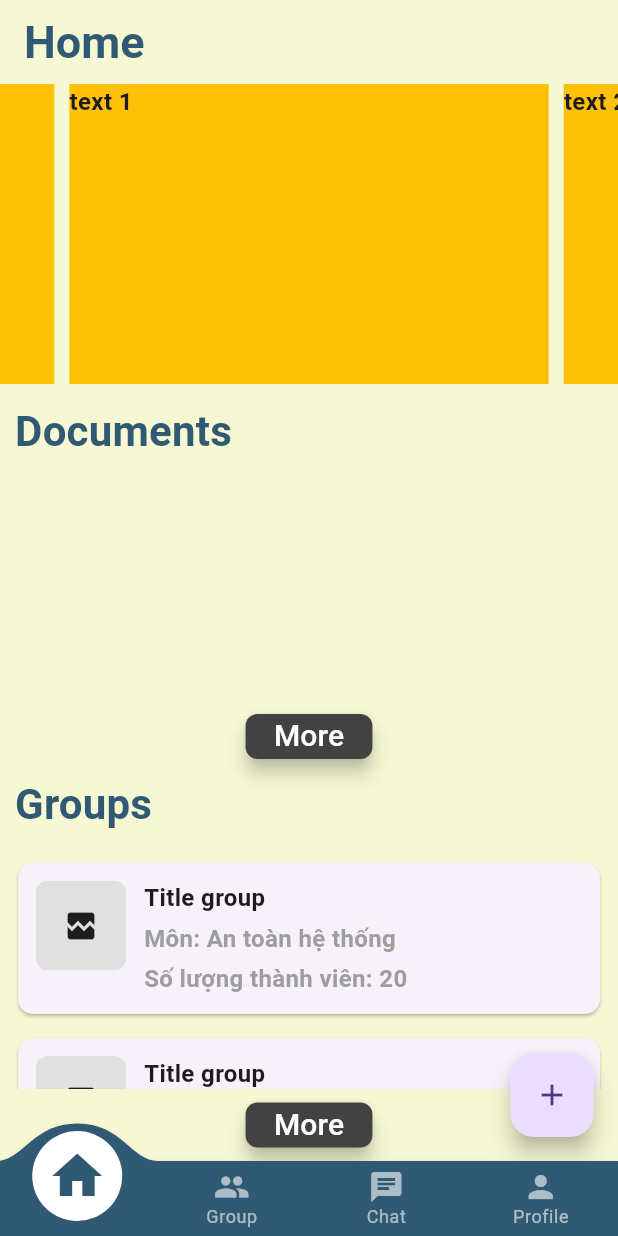
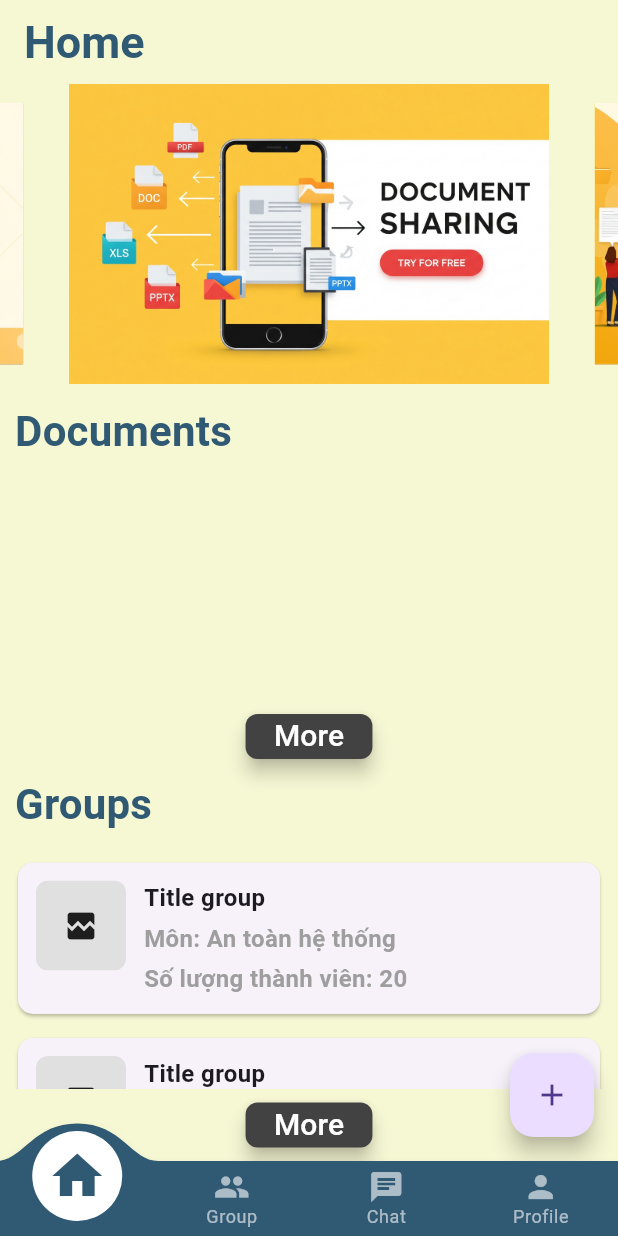
Before and after one commit to voduy112/Groupify_MobileApp, a Flutter app: the HomeScreen screen opened by its route, on a phone screen of 412 x 824 dp. Run offline on Flutter 3.47's test engine with Material 3 defaults, Android fonts, the phone set to English and light mode, and no system bars; drawn by our look-alikes of carousel_slider, convex_bottom_bar, overlay_support; our stand-ins replace cached_network_image, dio, file_picker, firebase_core, firebase_messaging, go_router and 3 more; missing offline and left inert: flutter_pdfview; accounts and stored records are empty; network calls fail; Roboto replaces fonts that are missing (Dongle).

Commit message:
Cập nhật CarouselView để hiển thị hình ảnh từ danh sách tài sản thay vì các mục văn bản

```diff
--- a/app/lib/features/home/widgets/Carousel_view.dart
+++ b/app/lib/features/home/widgets/Carousel_view.dart
@@ -6,22 +6,29 @@ class MyCarouselView extends StatelessWidget {
 
   @override
   Widget build(BuildContext context) {
+    final List<String> imageList = [
+      'assets/image/banner_1.png',
+      'assets/image/banner_2.png',
+    ];
+
     return CarouselSlider(
       options: CarouselOptions(
         height: 200.0,
         autoPlay: true,
+        enlargeCenterPage: true,
       ),
-      items: [1, 2, 3, 4, 5].map((i) {
+      items: [1, 2].map((i) {
         return Builder(
           builder: (BuildContext context) {
             return Container(
-                width: MediaQuery.of(context).size.width,
-                margin: EdgeInsets.symmetric(horizontal: 5.0),
-                decoration: BoxDecoration(color: Colors.amber),
-                child: Text(
-                  'text $i',
-                  style: TextStyle(fontSize: 16.0),
-                ));
+              width: MediaQuery.of(context).size.width,
+              margin: EdgeInsets.symmetric(horizontal: 5.0),
+              decoration: BoxDecoration(color: Colors.amber),
+              child: Image.asset(
+                imageList[i - 1],
+                fit: BoxFit.fitHeight,
+              ),
+            );
           },
         );
       }).toList(),
```
